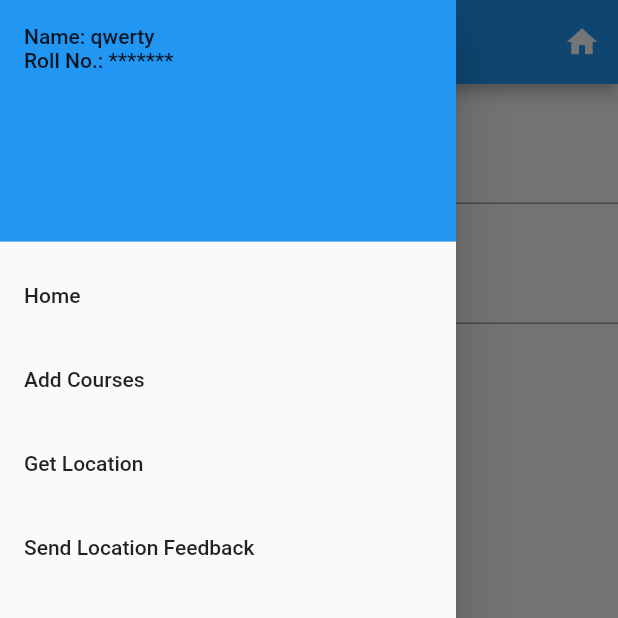
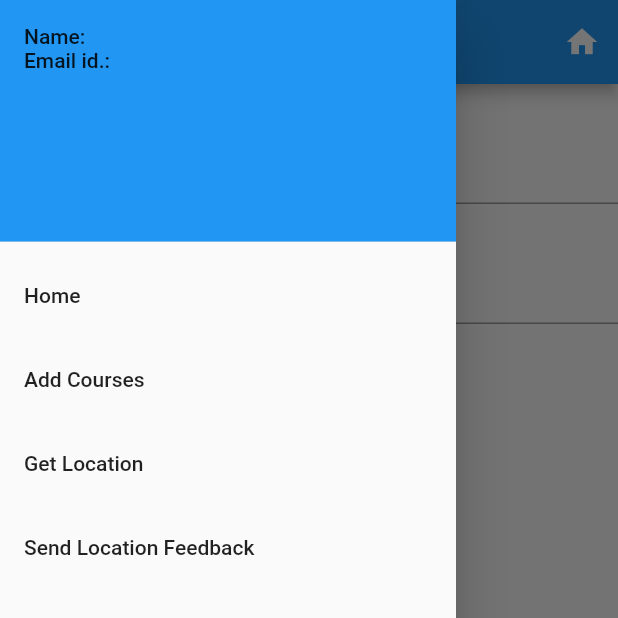
Before and after one commit to ashish-221b/location_app, a Flutter app: the Register screen opened by its route, with the side drawer open, on a phone screen of 412 x 824 dp, the top half of it. Run offline on Flutter 3.47's test engine with Material 2 defaults, Android fonts, the phone set to English and light mode, and no system bars; our stand-ins replace flutter_typeahead; missing offline and left inert: wifi_iot; network calls fail.

Commit message:
added beacons and drawer name

```diff
--- a/lib/Wifi_Api.dart
+++ b/lib/Wifi_Api.dart
@@ -50,7 +50,7 @@ class WifiApi{
       _htResultNetwork.forEach((oNetwork) {
 
         // Check for wifi in standard wifi;s
-        if(_standard_wifi.contains(oNetwork.ssid)){
+        if(_standard_wifi.contains(oNetwork.ssid)||true){
 //          print(oNetwork.ssid + " " + oNetwork.bssid + " : " + oNetwork.level.toString());
 
           dynamic _temp_data = {};
--- a/lib/config.dart
+++ b/lib/config.dart
@@ -1,9 +1,11 @@
 class config{
-  static const String url  = "http://192.168.1.106:8080/SpotMe/";
+//  static const String url  = "http://192.168.1.108:8080/SpotMe/";
+  static const String url  = "http://192.168.1.108:8080/SpotMe/";
   static const String login = "slogin/";
   static const String signup = "sreg/";
   static const String logout = "slogout/";
   static const String home = "shome/";
+  static const String profile = "sprofile/";
   static const String course_register = "scourse_register/";
   static const String course_details = "scourse_details/";
   static const String ping = "ping/";
@@ -12,7 +14,7 @@ class config{
   static const String list_loc = "list_location/";
   static const String add_loc = "add_location/";
   static const String location_data = "location_data/";
-
-
+  static String usern = "";
+  static String usere = "";
   static bool isLoading;
 }
--- a/lib/drawer.dart
+++ b/lib/drawer.dart
@@ -14,10 +14,8 @@ class App_Drawer extends StatefulWidget {
 class _App_DrawerState extends State<App_Drawer> {
 
   final String logout_url= config.url + config.logout;
-  final String ping_url = config.url+config.ping;
   StreamSubscription periodicSub;
   Session messenger = new Session();
-
   @override
   Widget build(BuildContext context){
     return Drawer(
@@ -29,7 +27,7 @@ class _App_DrawerState extends State<App_Drawer> {
         padding: EdgeInsets.zero,
         children: <Widget>[
           DrawerHeader(
-            child: Text('Name: qwerty \nRoll No.: *******'),
+            child: Text('Name: '+config.usern+'\nEmail id.:'+config.usere),
             decoration: BoxDecoration(
               color: Colors.blue,
             ),
--- a/lib/login.dart
+++ b/lib/login.dart
@@ -120,7 +120,7 @@ class _LoginState extends State<Login> {
                           onPressed: () {
                             if (_formKey.currentState.validate()) {
 //                            print(control_usr.text);
-                            config.isLoading = true;
+//                            config.isLoading = true;
                               Session messenger = new Session();
                               messenger.post(login_url, {"userid" : control_usr.text,"password" : control_pwd.text})
                                   .then((t) => this._updatestate(context, t));
```
Also changed, not shown: lib/courseLectures.dart (+23 -0 lines), lib/home.dart (+26 -2 lines).
